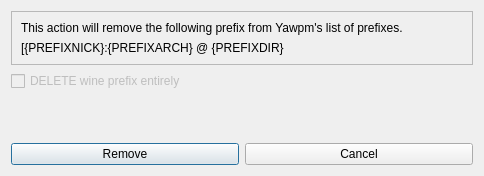
Fisk24/Yawpm, file lib/ui/removeprefix.ui: the form before one commit.
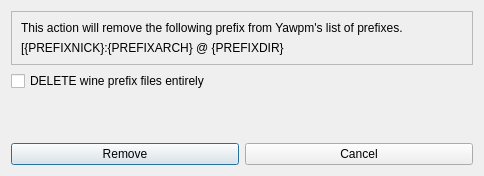
The form after the commit.

Commit message: Added functionality for deleting prefix files. USE WITH CAUTION

The edit to the form file:
```diff
--- a/lib/ui/removeprefix.ui
+++ b/lib/ui/removeprefix.ui
@@ -74,10 +74,10 @@
    <item row="2" column="0">
     <widget class="QCheckBox" name="checkBox">
      <property name="enabled">
-      <bool>false</bool>
+      <bool>true</bool>
      </property>
      <property name="text">
-      <string>DELETE wine prefix entirely</string>
+      <string>DELETE wine prefix files entirely</string>
      </property>
     </widget>
    </item>
```
Left out of the diff: 2 changed lines with no effect on the pictures. The commit also changes 2 other files.
